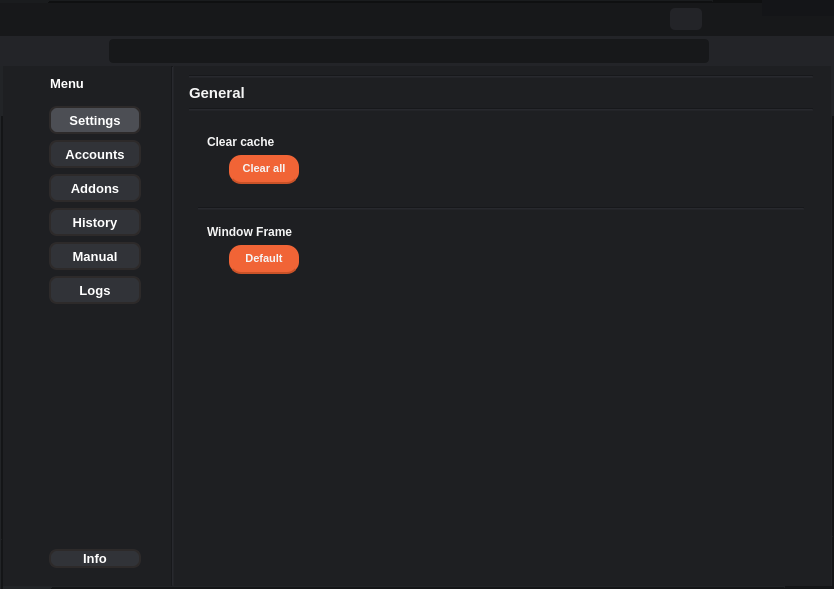
This is GUI.ui in 69BooM96/Test-Finder as Qt 5 draws it before an edit. The edited form follows.
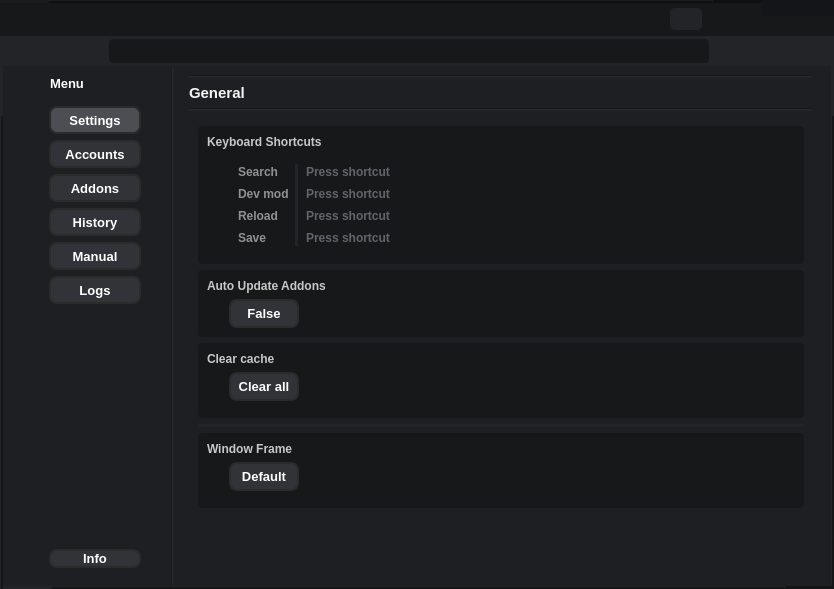
This is the edited form. The open tabs and pages were chosen to show the change. Icons and pictures are not drawn.

Patch:
```diff
--- a/GUI.ui
+++ b/GUI.ui
@@ -2725,49 +2725,7 @@
                   <property name="bottomMargin">
                    <number>0</number>
                   </property>
-                  <item row="0" column="1">
-                   <widget class="QLabel" name="label_50">
-                    <property name="font">
-                     <font>
-                      <pointsize>8</pointsize>
-                      <weight>75</weight>
-                      <bold>true</bold>
-                     </font>
-                    </property>
-                    <property name="text">
-                     <string/>
-                    </property>
-                   </widget>
-                  </item>
-                  <item row="0" column="0">
-                   <widget class="QLabel" name="label_48">
-                    <property name="font">
-                     <font>
-                      <pointsize>10</pointsize>
-                      <weight>75</weight>
-                      <bold>true</bold>
-                     </font>
-                    </property>
-                    <property name="text">
-                     <string/>
-                    </property>
-                   </widget>
-                  </item>
-                  <item row="0" column="2">
-                   <widget class="QLabel" name="label_51">
-                    <property name="font">
-                     <font>
-                      <pointsize>8</pointsize>
-                      <weight>75</weight>
-                      <bold>true</bold>
-                     </font>
-                    </property>
-                    <property name="text">
-                     <string/>
-                    </property>
-                   </widget>
-                  </item>
-                  <item row="0" column="3">
+                  <item row="0" column="4">
                    <spacer name="horizontalSpacer_22">
                     <property name="orientation">
                      <enum>Qt::Horizontal</enum>
@@ -3137,7 +3095,29 @@
             <item row="3" column="0">
              <widget class="QScrollArea" name="scrollArea">
               <property name="styleSheet">
-               <string notr="true"/>
+               <string notr="true">QPushButton {
+	color: rgb(255, 255, 255);
+	background-color: rgb(49, 51, 56);
+	border-radius: 8px;
+    border: 2px solid #2d2a2a;
+}
+
+QPushButton:hover {
+	background-color: rgb(59, 61, 66);
+}
+
+QPushButton:checked {
+	background-color: rgb(76, 78, 84);
+}
+
+QPushButton:pressed {
+	background-color: rgb(76, 78, 84);
+}
+
+QFrame {
+	background-color: rgb(23, 24, 26);
+	border-radius: 4px;
+}</string>
               </property>
               <property name="frameShape">
                <enum>QFrame::NoFrame</enum>
@@ -3155,8 +3135,199 @@
                 </rect>
                </property>
                <layout class="QGridLayout" name="gridLayout_28">
-                <item row="3" column="0">
+                <item row="0" column="0">
+                 <widget class="QFrame" name="frame_36">
+                  <property name="styleSheet">
+                   <string notr="true">color: rgb(144, 145, 146);
+background-color: rgb(23, 24, 26);
+border-radius: 4px;</string>
+                  </property>
+                  <property name="frameShape">
+                   <enum>QFrame::NoFrame</enum>
+                  </property>
+                  <property name="frameShadow">
+                   <enum>QFrame::Raised</enum>
+                  </property>
+                  <layout class="QGridLayout" name="gridLayout_68">
+                   <item row="1" column="1" colspan="2">
+                    <widget class="QFrame" name="frame_37">
+                     <property name="frameShape">
+                      <enum>QFrame::NoFrame</enum>
+                     </property>
+                     <property name="frameShadow">
+                      <enum>QFrame::Raised</enum>
+                     </property>
+                     <layout class="QGridLayout" name="gridLayout_69">
+                      <item row="2" column="0">
+                       <widget class="QLabel" name="label_54">
+                        <property name="font">
+                         <font>
+                          <weight>75</weight>
+                          <bold>true</bold>
+                         </font>
+                        </property>
+                        <property name="text">
+                         <string>Reload</string>
+                        </property>
+                       </widget>
+                      </item>
+                      <item row="0" column="2">
+                       <widget class="QKeySequenceEdit" name="keySequenceEdit">
+                        <property name="font">
+                         <font>
+                          <weight>75</weight>
+                          <bold>true</bold>
+                         </font>
+                        </property>
+                        <property name="styleSheet">
+                         <string notr="true">color: rgb(174, 175, 186);</string>
+                        </property>
+                       </widget>
+                      </item>
+                      <item row="1" column="0">
+                       <widget class="QLabel" name="label_53">
+                        <property name="font">
+                         <font>
+                          <weight>75</weight>
+                          <bold>true</bold>
+                         </font>
+                        </property>
+                        <property name="text">
+                         <string>Dev mod</string>
+                        </property>
+                       </widget>
+                      </item>
+                      <item row="0" column="0">
+                       <widget class="QLabel" name="label_52">
+                        <property name="font">
+                         <font>
+                          <weight>75</weight>
+                          <bold>true</bold>
+                         </font>
+                        </property>
+                        <property name="text">
+                         <string>Search</string>
+                        </property>
+                       </widget>
+                      </item>
+                      <item row="3" column="0">
+                       <widget class="QLabel" name="label_55">
+                        <property name="font">
+                         <font>
+                          <weight>75</weight>
+                          <bold>true</bold>
+                         </font>
+                        </property>
+                        <property name="text">
+                         <string>Save</string>
+                        </property>
+                       </widget>
+                      </item>
+                      <item row="0" column="1" rowspan="4">
+                       <widget class="Line" name="line_38">
+                        <property name="styleSheet">
+                         <string notr="true">background-color: rgb(35, 36, 40);</string>
+                        </property>
+                        <property name="orientation">
+                         <enum>Qt::Vertical</enum>
+                        </property>
+                       </widget>
+                      </item>
+                      <item row="1" column="2">
+                       <widget class="QKeySequenceEdit" name="keySequenceEdit_2">
+                        <property name="font">
+                         <font>
+                          <weight>75</weight>
+                          <bold>true</bold>
+                         </font>
+                        </property>
+                        <property name="styleSheet">
+                         <string notr="true">color: rgb(174, 175, 186);</string>
+                        </property>
+                       </widget>
+                      </item>
+                      <item row="2" column="2">
+                       <widget class="QKeySequenceEdit" name="keySequenceEdit_3">
+                        <property name="font">
+                         <font>
+                          <weight>75</weight>
+                          <bold>true</bold>
+                         </font>
+                        </property>
+                        <property name="styleSheet">
+                         <string notr="true">color: rgb(174, 175, 186);</string>
+                        </property>
+                       </widget>
+                      </item>
+                      <item row="3" column="2">
+                       <widget class="QKeySequenceEdit" name="keySequenceEdit_4">
+                        <property name="font">
+                         <font>
+                          <weight>75</weight>
+                          <bold>true</bold>
+                         </font>
+                        </property>
+                        <property name="styleSheet">
+                         <string notr="true">color: rgb(174, 175, 186);</string>
+                        </property>
+                       </widget>
+                      </item>
+                     </layout>
+                    </widget>
+                   </item>
+                   <item row="1" column="0">
+                    <spacer name="horizontalSpacer_26">
+                     <property name="orientation">
+                      <enum>Qt::Horizontal</enum>
+                     </property>
+                     <property name="sizeType">
+                      <enum>QSizePolicy::Fixed</enum>
+                     </property>
+                     <property name="sizeHint" stdset="0">
+                      <size>
+                       <width>16</width>
+                       <height>20</height>
+                      </size>
+                     </property>
+                    </spacer>
+                   </item>
+                   <item row="1" column="3">
+                    <spacer name="horizontalSpacer_27">
+                     <property name="orientation">
+                      <enum>Qt::Horizontal</enum>
+                     </property>
+                     <property name="sizeHint" stdset="0">
+                      <size>
+                       <width>40</width>
+                       <height>20</height>
+                      </size>
+                     </property>
+                    </spacer>
+                   </item>
+                   <item row="0" column="0" colspan="4">
+                    <widget class="QLabel" name="label_48">
+                     <property name="font">
+                      <font>
+                       <weight>75</weight>
+                       <bold>true</bold>
+                      </font>
+                     </property>
+                     <property name="styleSheet">
+                      <string notr="true">color: rgb(200, 200, 200);</string>
+                     </property>
+                     <property name="text">
+                      <string>Keyboard Shortcuts</string>
+                     </property>
+                    </widget>
+                   </item>
+                  </layout>
+                 </widget>
+                </item>
+                <item row="4" column="0">
                  <widget class="QFrame" name="frame_51">
+                  <property name="styleSheet">
+                   <string notr="true"/>
+                  </property>
                   <property name="frameShape">
                    <enum>QFrame::NoFrame</enum>
                   </property>
@@ -3190,26 +3361,13 @@
                      </property>
                      <property name="font">
                       <font>
-                       <pointsize>8</pointsize>
+                       <pointsize>10</pointsize>
                        <weight>75</weight>
                        <bold>true</bold>
                       </font>
                      </property>
                      <property name="styleSheet">
-                      <string notr="true">QPushButton {
-	background-color: rgb(241, 100, 54);
-	border-radius: 12px;
-	color: rgb(245, 245, 245);
-    border-bottom: 2px solid rgb(202, 82, 40);
-}
-QPushButton:hover {
-	background-color: rgb(222, 92, 50);
-    border-bottom: 2px solid rgb(222, 92, 50);
-}
-QPushButton:checked {
-	background-color: rgb(202, 82, 46);
-    border-bottom: 0px;
-}</string>
+                      <string notr="true"/>
                      </property>
                      <property name="text">
                       <string>Default</string>
@@ -3256,6 +3414,9 @@
                        <bold>true</bold>
                       </font>
                      </property>
+                     <property name="styleSheet">
+                      <string notr="true">color: rgb(200, 200, 200);</string>
+                     </property>
                      <property name="text">
                       <string>Window Frame</string>
                      </property>
@@ -3264,8 +3425,21 @@
                   </layout>
                  </widget>
                 </item>
-                <item row="1" column="0">
+                <item row="3" column="0">
+                 <widget class="Line" name="line_8">
+                  <property name="styleSheet">
+                   <string notr="true">background-color: rgb(35, 36, 40);</string>
+                  </property>
+                  <property name="orientation">
+                   <enum>Qt::Horizontal</enum>
+                  </property>
+                 </widget>
+                </item>
+                <item row="2" column="0">
                  <widget class="QFrame" name="frame_52">
+                  <property name="styleSheet">
+                   <string notr="true"/>
+                  </property>
                   <property name="frameShape">
                    <enum>QFrame::NoFrame</enum>
                   </property>
@@ -3299,26 +3473,13 @@
                      </property>
                      <property name="font">
                       <font>
-                       <pointsize>8</pointsize>
+                       <pointsize>10</pointsize>
                        <weight>75</weight>
                        <bold>true</bold>
                       </font>
                      </property>
                      <property name="styleSheet">
-                      <string notr="true">QPushButton {
-	background-color: rgb(241, 100, 54);
-	border-radius: 12px;
-	color: rgb(245, 245, 245);
-    border-bottom: 2px solid rgb(202, 82, 40);
-}
-QPushButton:hover {
-	background-color: rgb(222, 92, 50);
-    border-bottom: 2px solid rgb(222, 92, 50);
-}
-QPushButton:pressed {
-	background-color: rgb(202, 82, 46);
-    border-bottom: 0px;
-}</string>
+                      <string notr="true"/>
                      </property>
                      <property name="text">
                       <string>Clear all</string>
@@ -3362,6 +3523,9 @@
                        <bold>true</bold>
                       </font>
                      </property>
+                     <property name="styleSheet">
+                      <string notr="true">color: rgb(200, 200, 200);</string>
+                     </property>
                      <property name="text">
                       <string>Clear cache</string>
                      </property>
@@ -3370,17 +3534,7 @@
                   </layout>
                  </widget>
                 </item>
-                <item row="2" column="0">
-                 <widget class="Line" name="line_8">
-                  <property name="styleSheet">
-                   <string notr="true">background-color: rgb(35, 36, 40);</string>
-                  </property>
-                  <property name="orientation">
-                   <enum>Qt::Horizontal</enum>
-                  </property>
-                 </widget>
-                </item>
-                <item row="4" column="0">
+                <item row="5" column="0">
                  <spacer name="verticalSpacer_11">
                   <property name="orientation">
                    <enum>Qt::Vertical</enum>
@@ -3393,6 +3547,92 @@
                   </property>
                  </spacer>
                 </item>
+                <item row="1" column="0">
+                 <widget class="QFrame" name="frame_38">
+                  <property name="styleSheet">
+                   <string notr="true"/>
+                  </property>
+                  <property name="frameShape">
+                   <enum>QFrame::NoFrame</enum>
+                  </property>
+                  <property name="frameShadow">
+                   <enum>QFrame::Raised</enum>
+                  </property>
+                  <layout class="QGridLayout" name="gridLayout_70">
+                   <item row="1" column="0">
+                    <spacer name="horizontalSpacer_29">
+                     <property name="orientation">
+                      <enum>Qt::Horizontal</enum>
+                     </property>
+                     <property name="sizeType">
+                      <enum>QSizePolicy::Fixed</enum>
+                     </property>
+                     <property name="sizeHint" stdset="0">
+                      <size>
+                       <width>16</width>
+                       <height>20</height>
+                      </size>
+                     </property>
+                    </spacer>
+                   </item>
+                   <item row="1" column="1">
+                    <widget class="QPushButton" name="pushButton_53">
+                     <property name="minimumSize">
+                      <size>
+                       <width>70</width>
+                       <height>29</height>
+                      </size>
+                     </property>
+                     <property name="font">
+                      <font>
+                       <pointsize>10</pointsize>
+                       <weight>75</weight>
+                       <bold>true</bold>
+                      </font>
+                     </property>
+                     <property name="styleSheet">
+                      <string notr="true"/>
+                     </property>
+                     <property name="text">
+                      <string>False</string>
+                     </property>
+                     <property name="checkable">
+                      <bool>true</bool>
+                     </property>
+                    </widget>
+                   </item>
+                   <item row="1" column="2">
+                    <spacer name="horizontalSpacer_28">
+                     <property name="orientation">
+                      <enum>Qt::Horizontal</enum>
+                     </property>
+                     <property name="sizeHint" stdset="0">
+                      <size>
+                       <width>40</width>
+                       <height>20</height>
+                      </size>
+                     </property>
+                    </spacer>
+                   </item>
+                   <item row="0" column="0" colspan="3">
+                    <widget class="QLabel" name="label_56">
+                     <property name="font">
+                      <font>
+                       <weight>75</weight>
+                       <bold>true</bold>
+                      </font>
+                     </property>
+                     <property name="styleSheet">
+                      <string notr="true">color: rgb(200, 200, 200);</string>
+                     </property>
+                     <property name="text">
+                      <string>Auto Update Addons</string>
+                     </property>
+                    </widget>
+                   </item>
+                  </layout>
+                 </widget>
+                </item>
                </layout>
               </widget>
              </widget>
```
Left out of the diff: 758 changed lines with no effect on the pictures.
